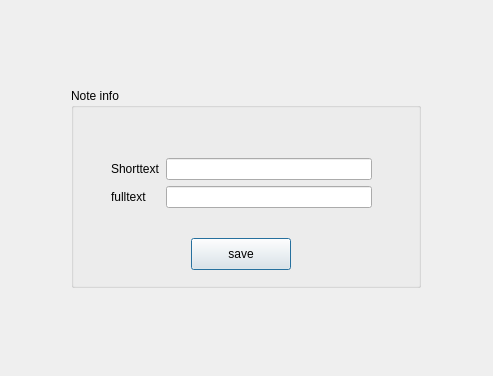
nurofenchik/Notebook, file src/forms/addnote.ui: the form before one commit.
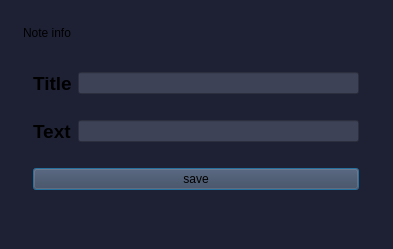
The form after the commit.

What changed in the file:
```diff
--- a/src/forms/addnote.ui
+++ b/src/forms/addnote.ui
@@ -6,14 +6,29 @@
    <rect>
     <x>0</x>
     <y>0</y>
-    <width>493</width>
-    <height>376</height>
+    <width>393</width>
+    <height>249</height>
    </rect>
   </property>
+  <property name="minimumSize">
+   <size>
+    <width>393</width>
+    <height>249</height>
+   </size>
+  </property>
+  <property name="maximumSize">
+   <size>
+    <width>393</width>
+    <height>249</height>
+   </size>
+  </property>
   <property name="windowTitle">
    <string>Dialog</string>
   </property>
-  <layout class="QVBoxLayout" name="verticalLayout">
+  <property name="styleSheet">
+   <string notr="true">background-color:#1e2134;</string>
+  </property>
+  <layout class="QHBoxLayout" name="horizontalLayout">
    <item alignment="Qt::AlignmentFlag::AlignHCenter">
     <widget class="QGroupBox" name="groupBox">
      <property name="minimumSize">
@@ -28,66 +43,181 @@
        <height>200</height>
       </size>
      </property>
+     <property name="palette">
+      <palette>
+       <active>
+        <colorrole role="Button">
+         <brush brushstyle="SolidPattern">
+          <color alpha="255">
+           <red>30</red>
+           <green>33</green>
+           <blue>52</blue>
+          </color>
+         </brush>
+        </colorrole>
+        <colorrole role="Base">
+         <brush brushstyle="SolidPattern">
+          <color alpha="255">
+           <red>30</red>
+           <green>33</green>
+           <blue>52</blue>
+          </color>
+         </brush>
+        </colorrole>
+        <colorrole role="Window">
+         <brush brushstyle="SolidPattern">
+          <color alpha="255">
+           <red>30</red>
+           <green>33</green>
+           <blue>52</blue>
+          </color>
+         </brush>
+        </colorrole>
+       </active>
+       <inactive>
+        <colorrole role="Button">
+         <brush brushstyle="SolidPattern">
+          <color alpha="255">
+           <red>30</red>
+           <green>33</green>
+           <blue>52</blue>
+          </color>
+         </brush>
+        </colorrole>
+        <colorrole role="Base">
+         <brush brushstyle="SolidPattern">
+          <color alpha="255">
+           <red>30</red>
+           <green>33</green>
+           <blue>52</blue>
+          </color>
+         </brush>
+        </colorrole>
+        <colorrole role="Window">
+         <brush brushstyle="SolidPattern">
+          <color alpha="255">
+           <red>30</red>
+           <green>33</green>
+           <blue>52</blue>
+          </color>
+         </brush>
+        </colorrole>
+       </inactive>
+       <disabled>
+        <colorrole role="Button">
+         <brush brushstyle="SolidPattern">
+          <color alpha="255">
+           <red>30</red>
+           <green>33</green>
+           <blue>52</blue>
+          </color>
+         </brush>
+        </colorrole>
+        <colorrole role="Base">
+         <brush brushstyle="SolidPattern">
+          <color alpha="255">
+           <red>30</red>
+           <green>33</green>
+           <blue>52</blue>
+          </color>
+         </brush>
+        </colorrole>
+        <colorrole role="Window">
+         <brush brushstyle="SolidPattern">
+          <color alpha="255">
+           <red>30</red>
+           <green>33</green>
+           <blue>52</blue>
+          </color>
+         </brush>
+        </colorrole>
+       </disabled>
+      </palette>
+     </property>
+     <property name="styleSheet">
+      <string notr="true">QGroupBox {
+    background-color: #1e2134;   /* твой цвет */
+    border: none;               /* убираем рамку, если не нужна */
+}</string>
+     </property>
      <property name="title">
       <string>Note info</string>
      </property>
-     <widget class="QPushButton" name="save_note_button">
-      <property name="geometry">
-       <rect>
-        <x>120</x>
-        <y>150</y>
-        <width>100</width>
-        <height>32</height>
-       </rect>
-      </property>
-      <property name="text">
-       <string>save</string>
-      </property>
-     </widget>
-     <widget class="QWidget" name="">
-      <property name="geometry">
-       <rect>
-        <x>40</x>
-        <y>70</y>
-        <width>261</width>
-        <height>64</height>
-       </rect>
-      </property>
-      <layout class="QFormLayout" name="formLayout">
-       <item row="1" column="0">
-        <widget class="QLabel" name="shorttxt_label">
-         <property name="maximumSize">
-          <size>
-           <width>70</width>
-           <height>70</height>
-          </size>
-         </property>
-         <property name="text">
-          <string>Shorttext</string>
-         </property>
-        </widget>
-       </item>
-       <item row="1" column="1">
-        <widget class="QLineEdit" name="shorttxt_line"/>
-       </item>
-       <item row="2" column="0">
-        <widget class="QLabel" name="fulltxt_label">
-         <property name="maximumSize">
-          <size>
-           <width>70</width>
-           <height>70</height>
-          </size>
-         </property>
-         <property name="text">
-          <string>fulltext</string>
-         </property>
-        </widget>
-       </item>
-       <item row="2" column="1">
-        <widget class="QLineEdit" name="fulltxt_line"/>
-       </item>
-      </layout>
-     </widget>
+     <layout class="QGridLayout" name="gridLayout">
+      <item row="0" column="0">
+       <widget class="QLabel" name="shorttxt_label">
+        <property name="maximumSize">
+         <size>
+          <width>70</width>
+          <height>70</height>
+         </size>
+        </property>
+        <property name="font">
+         <font>
+          <family>Arial</family>
+          <pointsize>14</pointsize>
+          <bold>true</bold>
+         </font>
+        </property>
+        <property name="text">
+         <string>Title</string>
+        </property>
+       </widget>
+      </item>
+      <item row="0" column="1">
+       <widget class="QLineEdit" name="shorttxt_line">
+        <property name="styleSheet">
+         <string notr="true">background-color:#3d4256;</string>
+        </property>
+        <property name="maxLength">
+         <number>32</number>
+        </property>
+       </widget>
+      </item>
+      <item row="1" column="0">
+       <widget class="QLabel" name="fulltxt_label">
+        <property name="maximumSize">
+         <size>
+          <width>70</width>
+          <height>70</height>
+         </size>
+        </property>
+        <property name="font">
+         <font>
+          <family>Arial</family>
+          <pointsize>14</pointsize>
+          <bold>true</bold>
+         </font>
+        </property>
+        <property name="styleSheet">
+         <string notr="true">background-color:#1e2134;</string>
+        </property>
+        <property name="text">
+         <string>Text</string>
+        </property>
+       </widget>
+      </item>
+      <item row="1" column="1">
+       <widget class="QLineEdit" name="fulltxt_line">
+        <property name="styleSheet">
+         <string notr="true">background-color:#3d4256;</string>
+        </property>
+        <property name="maxLength">
+         <number>32000</number>
+        </property>
+       </widget>
+      </item>
+      <item row="2" column="0" colspan="2">
+       <widget class="QPushButton" name="save_note_button">
+        <property name="styleSheet">
+         <string notr="true">background-color:#3d4256;</string>
+        </property>
+        <property name="text">
+         <string>save</string>
+        </property>
+       </widget>
+      </item>
+     </layout>
     </widget>
    </item>
   </layout>
```
